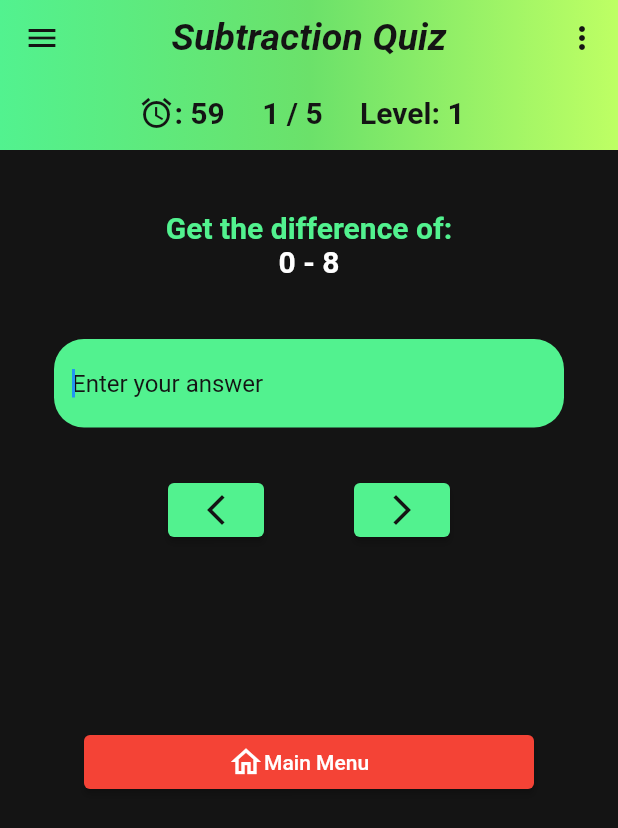
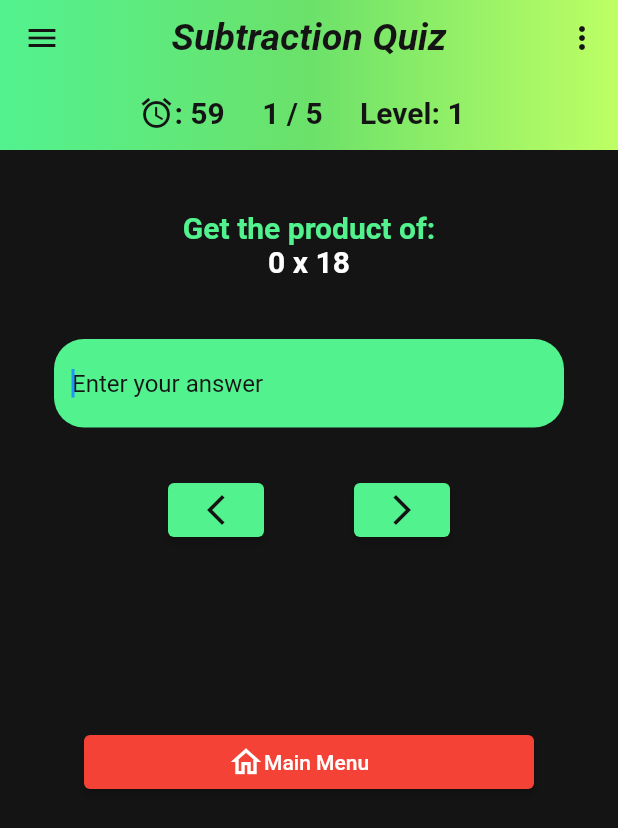
Before and after one commit to Vladymyr125418/prjvda, a Flutter app: the screen it shows after launch, after a tap on "Subtraction Quiz", on a phone screen of 412 x 824 dp. Shown: the top 828 px of the screen. Run offline on Flutter 3.47's test engine with Material 2 defaults, Android fonts, the phone set to English and light mode, and no system bars.

Commit message:
implemented provider for quiz timer

```diff
--- a/lib/main.dart
+++ b/lib/main.dart
@@ -2,16 +2,20 @@
 
 import 'package:flutter/material.dart';
 import 'package:provider/provider.dart';
+import 'package:testproject/provider/timer_info.dart';
 import 'package:testproject/screens/home_page.dart';
 void main() => runApp(_MyApp());
 class _MyApp extends StatelessWidget {
 
   @override
   Widget build(BuildContext context) {
-    return MaterialApp(
-      theme: ThemeData.dark(),
-      debugShowCheckedModeBanner: false,
-      home: HomePage(),
+    return ChangeNotifierProvider(
+      create: (context) => TimerInfo(),
+      child: MaterialApp(
+        theme: ThemeData.dark(),
+        debugShowCheckedModeBanner: false,
+        home: HomePage(),
+      ),
     );
   }
 }
--- /dev/null
+++ b/lib/provider/timer_info.dart
@@ -0,0 +1,17 @@
+import 'package:flutter/cupertino.dart';
+
+class TimerInfo extends ChangeNotifier{
+  int timeElapsed = 40;
+
+  int getTimeElapsed() => timeElapsed;
+
+  updateTimeElapsed(){
+    if (timeElapsed > 0) {
+    timeElapsed--;
+    notifyListeners();
+    }
+  }
+
+  int setTime(int time) => timeElapsed = time;
+
+}
--- a/lib/screens/settings.dart
+++ b/lib/screens/settings.dart
@@ -1,5 +1,4 @@
 import 'package:flutter/material.dart';
-import 'package:testproject/main.dart';
 import 'package:testproject/widgets/style_variables.dart';
 class Settings extends StatelessWidget {
 var ori = const Color.fromRGBO(82, 242, 143, 2);
--- a/lib/screens/subtraction_quiz.dart
+++ b/lib/screens/subtraction_quiz.dart
@@ -1,15 +1,17 @@
 // ignore_for_file: prefer_const_constructors
 
 import 'dart:async';
+import 'dart:math';
 import 'package:flutter/material.dart';
+import 'package:provider/provider.dart';
+import 'package:testproject/provider/timer_info.dart';
+
 import 'package:testproject/widgets/math_quiz_answer_field.dart';
 import 'package:testproject/widgets/app_bar_widget.dart';
 import 'package:testproject/widgets/math_quiz_correct_answers.dart';
 import 'package:testproject/widgets/drawer_widget.dart';
 import 'package:testproject/widgets/math_quiz_next_button.dart';
 import 'package:testproject/widgets/math_quiz_timer.dart';
-import 'dart:math';
-
 import 'package:testproject/widgets/result_page.dart';
 import 'package:testproject/widgets/style_variables.dart';
 import 'package:testproject/widgets/math_quiz_back_button.dart';
@@ -23,9 +25,10 @@ class SubtractionQuiz extends StatefulWidget {
 var ran = Random();
 
 class _SubtractionQuizState extends State<SubtractionQuiz> {
-
-var q1 = List.generate(5, (_) => ran.nextInt(10));
-var q2 = List.generate(5, (_) => ran.nextInt(10));
+  final title = 'Subtraction Quiz';
+  var timerInfo;
+  var q1 = List.generate(5, (_) => ran.nextInt(20));
+  var q2 = List.generate(5, (_) => ran.nextInt(20));
   var scoreList = [
     1,
     1,
@@ -43,12 +46,12 @@ var scoreList = [
     timer?.cancel();
     super.dispose();
   }
-
+// for clearing text in textfield
   final txt = TextEditingController();
   void clearTextInput(){
     txt.clear();
   }
-
+// for going to next question
   var index = 0;
   var _score = 0;
   void _next(){
@@ -56,7 +59,7 @@ var scoreList = [
       index++;
     });
   }
-
+//for going back to previous question
   void _back(){
     if(index>0){
       setState(() {
@@ -64,7 +67,7 @@ var scoreList = [
       });
     }
   }
-
+// to check the answer, if text typed from textfield and
   void checkAnswer(var answer, var correctAns){
     setState(() {
       if(answer == correctAns){
@@ -74,50 +77,59 @@ var scoreList = [
       _next();
     });
   }
-
+// provider timer function
   Timer? timer;
   var timeElapsed;
   void startTime(){
-    timeElapsed = 60;
-    timer = Timer.periodic(Duration(seconds: 1),(_){
-        if (mounted){
+    timerInfo = Provider.of<TimerInfo>(context, listen: false);
+    timerInfo.setTime(60);
+    timer = Timer.periodic(
+      Duration(seconds: 1),(_){
+        // avoid assertion failed error
+        if(mounted){
+          timerInfo.updateTimeElapsed();
+          timeElapsed = timerInfo.getTimeElapsed();
+          // if time reached 0 send to result page
+          if(timeElapsed == 0){
             setState(() {
-            timeElapsed--;
-            if(timeElapsed == 0){
-              timeElapsed = 0;
               index = 5;
+            });
           }
-          });
         }
       }
     );
   }
-
+// next level when got atleast 4 correct answers
   var level = 1;
-  var totalRandom = 10;
+  var totalRandom = 20;
   void _nextLevel(){
+    timerInfo = Provider.of<TimerInfo>(context,listen: false);
     setState(() {
+      //increase the range of random numbers generated
       totalRandom+=20;
       q1 = List.generate(5, (_) => ran.nextInt(totalRandom));
       q2 = List.generate(5, (_) => ran.nextInt(totalRandom));
       scoreList = [
         1,1,1,1,1,
       ];
-      timeElapsed+=60;
+      //add time to timer
+      timerInfo.setTime(timeElapsed+=60);
       level++;
       index = 0;
       _score = 0;
     });
   }
-
+  // reset if player failed to get minimum required score to next level
   void _retry(){
+    timerInfo = Provider.of<TimerInfo>(context, listen: false);
     setState(() {
-      q1 = List.generate(5, (_) => ran.nextInt(10));
-      q2 = List.generate(5, (_) => ran.nextInt(10));
+      q1 = List.generate(5, (_) => ran.nextInt(20));
+      q2 = List.generate(5, (_) => ran.nextInt(20));
       scoreList = [
         1,1,1,1,1,
       ];
-      timeElapsed = 60;
+      timerInfo.setTime(80);
+      //reset variables
       totalRandom = 20;
       level = 1;
       index = 0;
@@ -125,18 +137,22 @@ var scoreList = [
     });
   }
 
-  var title = 'Subtraction Quiz';
-
   @override
   Widget build(BuildContext context) {
+    print('rebuilt');
     return Scaffold(
       resizeToAvoidBottomInset: false,
       drawer: DrawerWidget(title),
       appBar: AppBarWidget(title),
       backgroundColor: bgcolor,
-
       body: index < 5 ? Center(
           child: Column(
+            children: [
+              SingleChildScrollView(
+                reverse: true,
+                child: Column(
+                  mainAxisAlignment: MainAxisAlignment.end,
+                  mainAxisSize: MainAxisSize.max,
                   children: [
                     Container(
                       height: 50,
@@ -154,29 +170,26 @@ var scoreList = [
                       child: Row(
                         mainAxisAlignment: MainAxisAlignment.center,
                         children: [
-                  TimerWidget(timeElapsed),
+                        Consumer<TimerInfo>(
+                          builder: (context, data, child){
+                          return TimerWidget(data.getTimeElapsed().toString());
+                          }
+                        ),
                         Text('     ${index+1} / 5     ',style: TextStyle(color: bgcolor, fontSize: 20, fontWeight: FontWeight.bold),),
                         Text('Level: $level  ',style: TextStyle(color: bgcolor, fontSize: 20, fontWeight: FontWeight.bold),),
                         ],
                       ),
                     ),
-
-            Padding(padding: EdgeInsets.all(20),),
-            Text('Get the difference of:',style: TextStyle(color: colorStyleOri1, fontSize: 20, fontWeight: FontWeight.bold),),
-            Text('${q1[index]} - ${q2[index]}',style: TextStyle(color: Colors.white, fontSize: 20, fontWeight: FontWeight.bold),),
-
-            Padding(padding: EdgeInsets.all(20),),
-
-            SingleChildScrollView(
-              reverse: true,
-              child: Column(
-                children: [
+                    Padding(padding: EdgeInsets.all(20)),
+                    Text('Get the product of:',style: TextStyle(color: colorStyleOri1, fontSize: 20, fontWeight: FontWeight.bold),),
+                    Text('${q1[index]} x ${q2[index]}',style: TextStyle(color: Colors.white, fontSize: 20, fontWeight: FontWeight.bold),),
+                    Padding(padding: EdgeInsets.all(20)),
                     AnswerField(txt),
                     Row(
                       mainAxisAlignment: MainAxisAlignment.center,
                       children: [
                         Backbutton(_back),
-                      Nexbutton(checkAnswer, clearTextInput, txt, q1[index] - q2[index]),
+                        Nexbutton(checkAnswer, clearTextInput, txt, q1[index] * q2[index]),
                       ],
                     ),
                     Padding(padding: EdgeInsets.all(50)),
@@ -192,7 +205,7 @@ var scoreList = [
           child: Column(
             children:[
               ResultPage(_score, index),
-              CorrectAnswers(q1[0] - q2[0],q1[1] - q2[1],q1[2] - q2[2],q1[3] - q2[3],q1[4] - q2[4]),
+              CorrectAnswers(q1[0] - q2[0],q1[1] - q2[1],q1[2] - q2[2],q1[3] - q2[3],q1[4] - q2[4],),
               Padding(padding: EdgeInsets.all(10)),
               ElevatedButton(
                   style: ElevatedButton.styleFrom(
--- a/lib/screens/visual_quiz.dart
+++ b/lib/screens/visual_quiz.dart
@@ -1,5 +1,4 @@
 import 'package:flutter/material.dart';
-import 'package:testproject/screens/settings.dart';
 import 'package:testproject/widgets/app_bar_widget.dart';
 
 import 'package:testproject/widgets/image_quiz_caption.dart';
--- a/lib/widgets/button_main_menu.dart
+++ b/lib/widgets/button_main_menu.dart
@@ -1,8 +1,4 @@
 import 'package:flutter/material.dart';
-import 'package:testproject/main.dart';
-import 'package:testproject/screens/mini_game.dart';
-
-import 'package:testproject/widgets/style_variables.dart';
 
 class MainMenu extends StatelessWidget {
   @override
--- a/lib/widgets/drawer_widget.dart
+++ b/lib/widgets/drawer_widget.dart
@@ -1,5 +1,4 @@
 import 'package:flutter/material.dart';
-import 'package:testproject/widgets/button_main_menu.dart';
 import 'package:testproject/widgets/style_variables.dart';
 
 class DrawerWidget extends StatelessWidget {
--- a/lib/widgets/home_page_navigate_buttons.dart
+++ b/lib/widgets/home_page_navigate_buttons.dart
@@ -12,7 +12,7 @@ class NavigateButtons extends StatelessWidget {
   @override
   Widget build(BuildContext context) {
     return Padding(
-      padding: EdgeInsets.only(left: 10),
+      padding: EdgeInsets.only(left: 10,bottom: 5),
       child: ElevatedButton(
         style: ElevatedButton.styleFrom(
           padding: EdgeInsets.only(left: 10),
```
Also changed, not shown: lib/screens/addition_quiz.dart (+30 -27 lines), lib/screens/multiplication_quiz.dart (+39 -31 lines), lib/widgets/minigame_enemy_stats.dart (+3 -5 lines). Lines whose indentation alone changed are shown as unchanged.
